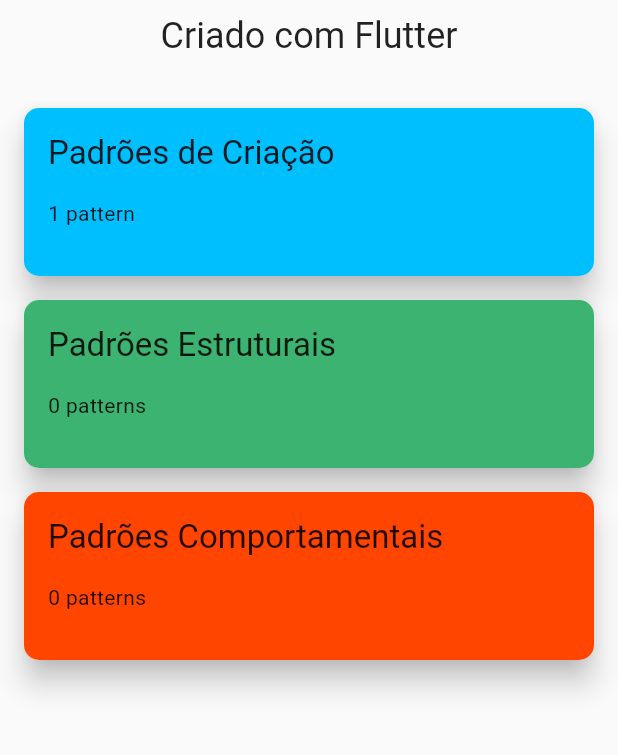
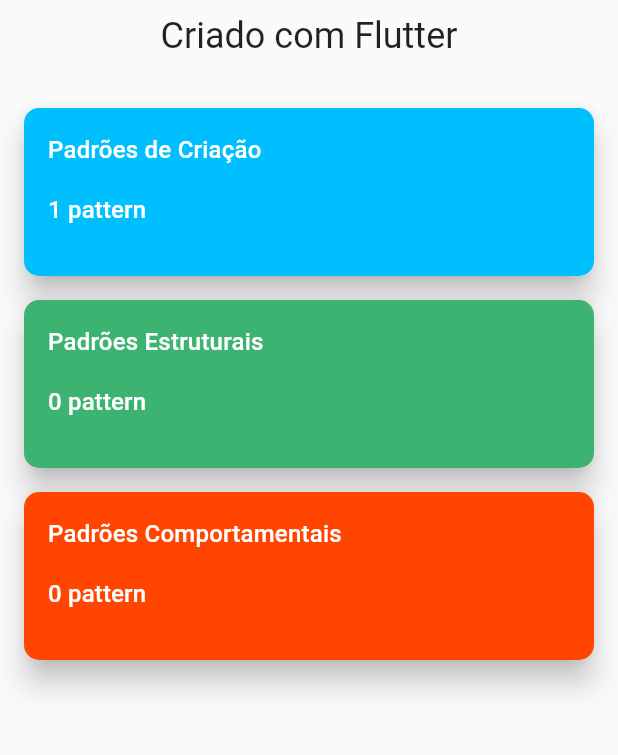
Before and after one commit to devkaio/appy, a Flutter app: the screen it shows after launch, on a phone screen of 412 x 824 dp, the part 78-833 px from its top. Run offline on Flutter 3.47's test engine with Material 2 defaults, Android fonts, the phone set to English and light mode, and no system bars; our stand-ins replace flutter_markdown; statements that could not run were skipped.

Commit message:
fix: pattern lenght

```diff
--- a/lib/src/pages/home/widgets/home_menu_card.dart
+++ b/lib/src/pages/home/widgets/home_menu_card.dart
@@ -1,4 +1,4 @@
-import 'package:flutter/widgets.dart';
+import 'package:flutter/material.dart';
 
 import '../../../constants.dart';
 import '../../../data/models/design_pattern_category.dart';
@@ -17,9 +17,17 @@ class HomeMenuCard extends StatelessWidget {
       backgroundColor: Color(category.color),
       backgroundHeroTag: "${category.id}_background",
       contentHeader: category.title,
-      contentText: category.patterns.length == 1
-          ? '${category.patterns.length} pattern'
-          : '${category.patterns.length} patterns',
+      contentText: category.patterns.length > 1
+          ? '${category.patterns.length} patterns'
+          : '${category.patterns.length} pattern',
+      titleStyle: Theme.of(context).textTheme.subtitle1?.copyWith(
+            fontSize: Constants.mediumLarge,
+            color: Colors.white,
+          ),
+      subtitleStyle: Theme.of(context).textTheme.subtitle2?.copyWith(
+            fontSize: Constants.large,
+            color: Colors.white,
+          ),
       onTap: () => Navigator.pushNamed(
         context,
         Constants.categoryRoute,
```
